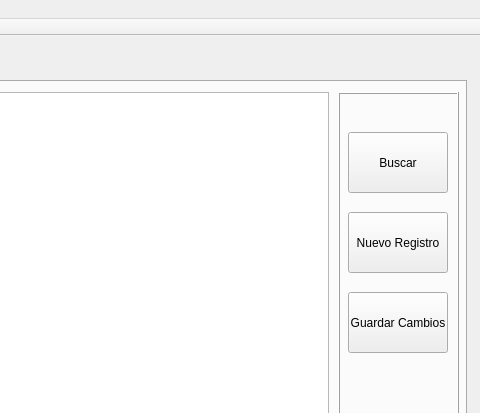
orgaArchivos/Project_Orga, file mainwindow.ui: the form before one commit; both pictures show x 554 to 1034 and y 0 to 413 of the 1034 by 612 pixel window.
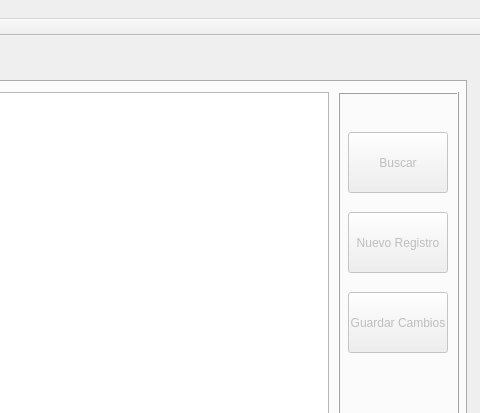
The form after the commit. The open tabs and pages were chosen to show the change. Icons and pictures are not drawn.

The edit to the form file:
```diff
--- a/mainwindow.ui
+++ b/mainwindow.ui
@@ -150,6 +150,9 @@
       </property>
      </widget>
      <widget class="QPushButton" name="pushButton_4">
+      <property name="enabled">
+       <bool>false</bool>
+      </property>
       <property name="geometry">
        <rect>
         <x>690</x>
@@ -163,6 +166,9 @@
       </property>
      </widget>
      <widget class="QPushButton" name="pushButton_5">
+      <property name="enabled">
+       <bool>false</bool>
+      </property>
       <property name="geometry">
        <rect>
         <x>690</x>
@@ -192,6 +198,9 @@
       </property>
      </widget>
      <widget class="QPushButton" name="pushButton_6">
+      <property name="enabled">
+       <bool>false</bool>
+      </property>
       <property name="geometry">
        <rect>
         <x>690</x>
```
Left out of the diff: 2 changed lines with no effect on the pictures.
